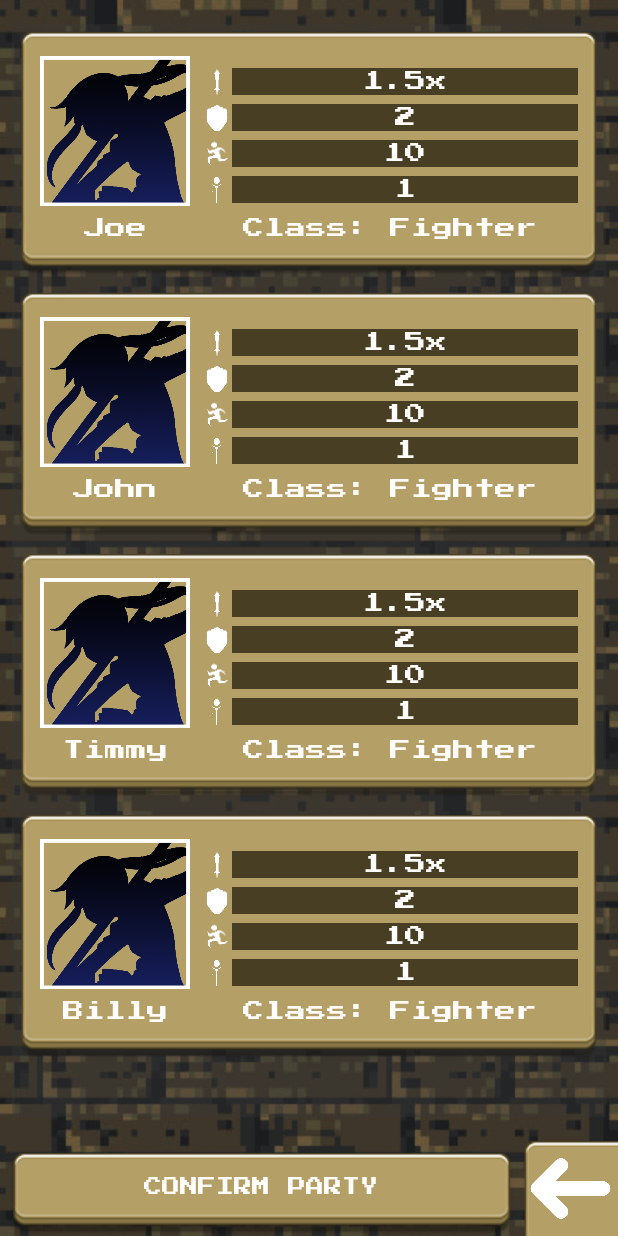
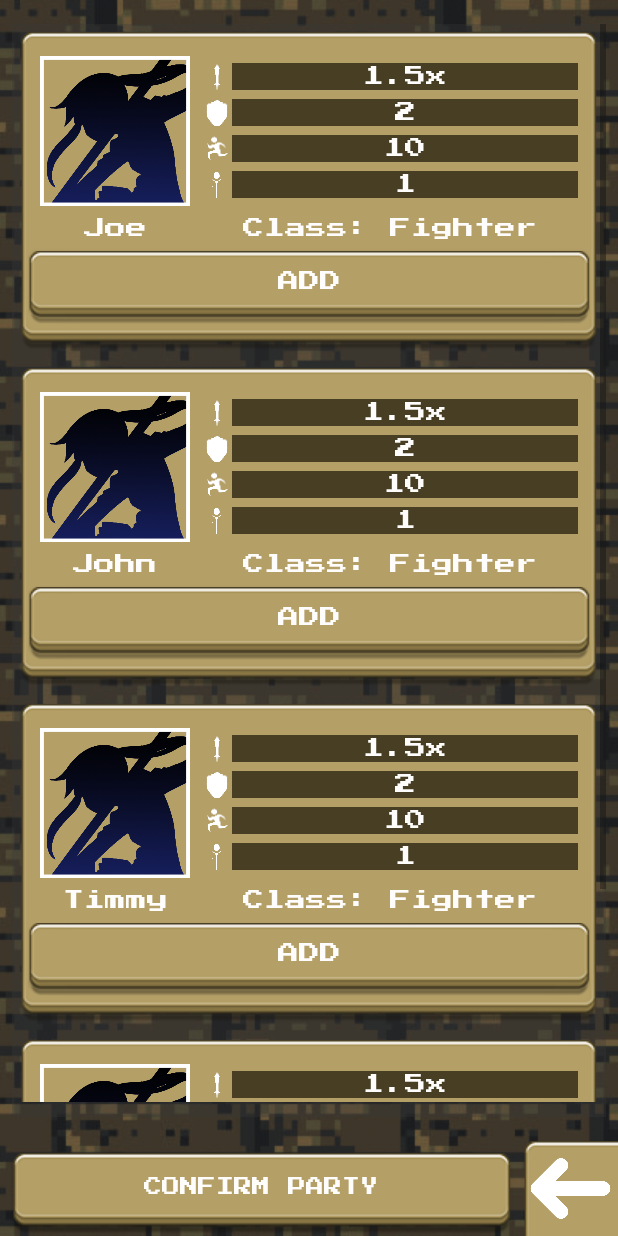
Before and after one commit to Geoffery10/Battle-Kingdoms-Lost-World, an Android app: the ChoosePartyActivity screen opened directly, with no data from a screen before it, on a phone screen of 412 x 824 dp. Run offline under Robolectric (Android 15) with nearby library versions, the phone set to English and light mode, and no system bars.

Commit message:
Added Add/Remove Buttons to Charcter Selections

```diff
--- a/app/src/main/java/com/thecoredepository/battlekingdoms/activities/ChoosePartyActivity.java
+++ b/app/src/main/java/com/thecoredepository/battlekingdoms/activities/ChoosePartyActivity.java
@@ -19,7 +19,7 @@ import java.util.ArrayList;
 public class ChoosePartyActivity extends AppCompatActivity
 {
     //Global
-    private int selectionCount = 4; //This should be zero
+    public int selectionCount = 4; //This should be zero
 
     @Override
     protected void onCreate(Bundle savedInstanceState) {
--- a/app/src/main/res/layout/layout_character_select_item.xml
+++ b/app/src/main/res/layout/layout_character_select_item.xml
@@ -1,6 +1,7 @@
 <?xml version="1.0" encoding="utf-8"?>
 <androidx.constraintlayout.widget.ConstraintLayout xmlns:android="http://schemas.android.com/apk/res/android"
     xmlns:app="http://schemas.android.com/apk/res-auto"
+    xmlns:tools="http://schemas.android.com/tools"
     android:layout_width="match_parent"
     android:layout_height="wrap_content"
     android:layout_margin="5dp"
@@ -22,14 +23,16 @@
         android:layout_width="0dp"
         android:layout_height="wrap_content"
         android:layout_gravity="center_vertical"
-        android:layout_marginTop="6dp"
+        android:layout_marginTop="8dp"
         android:layout_marginBottom="8dp"
         android:layout_weight="1"
         android:text="Class: Fighter"
-        app:layout_constraintBottom_toBottomOf="parent"
+        app:layout_constraintBottom_toTopOf="@+id/btnAddRemove"
         app:layout_constraintEnd_toEndOf="@+id/tableLayout"
+        app:layout_constraintHorizontal_bias="0.0"
         app:layout_constraintStart_toStartOf="@+id/tableLayout"
-        app:layout_constraintTop_toBottomOf="@+id/tableLayout" />
+        app:layout_constraintTop_toBottomOf="@+id/img_silhouette"
+        app:layout_constraintVertical_bias="0.0" />
 
     <TextView
         android:id="@+id/txtNamePlate"
@@ -39,10 +42,11 @@
         android:layout_marginBottom="8dp"
         android:text="Maka"
         android:textColor="@color/colorTextLight"
-        app:layout_constraintBottom_toBottomOf="parent"
+        app:layout_constraintBottom_toTopOf="@+id/btnAddRemove"
         app:layout_constraintEnd_toEndOf="@+id/img_silhouette"
         app:layout_constraintStart_toStartOf="@+id/img_silhouette"
-        app:layout_constraintTop_toBottomOf="@+id/img_silhouette" />
+        app:layout_constraintTop_toBottomOf="@+id/img_silhouette"
+        app:layout_constraintVertical_bias="0.0" />
 
     <TableLayout
         android:id="@+id/tableLayout"
@@ -52,12 +56,11 @@
         android:layout_marginEnd="8dp"
         android:shrinkColumns="0"
         android:stretchColumns="1"
-        app:layout_constraintBottom_toBottomOf="parent"
+        app:layout_constraintBottom_toBottomOf="@+id/img_silhouette"
         app:layout_constraintEnd_toEndOf="parent"
         app:layout_constraintHorizontal_bias="0.0"
         app:layout_constraintStart_toEndOf="@+id/img_silhouette"
-        app:layout_constraintTop_toTopOf="parent"
-        app:layout_constraintVertical_bias="0.32">
+        app:layout_constraintTop_toTopOf="@+id/img_silhouette">
 
         <TableRow
             android:layout_width="fill_parent"
@@ -159,4 +162,14 @@
         </TableRow>
     </TableLayout>
 
+    <Button
+        android:id="@+id/btnAddRemove"
+        android:layout_width="0dp"
+        android:layout_height="wrap_content"
+        android:background="@drawable/button_v2"
+        android:text="Add"
+        app:layout_constraintBottom_toBottomOf="parent"
+        app:layout_constraintEnd_toEndOf="parent"
+        app:layout_constraintStart_toStartOf="parent" />
+
 </androidx.constraintlayout.widget.ConstraintLayout>
```
